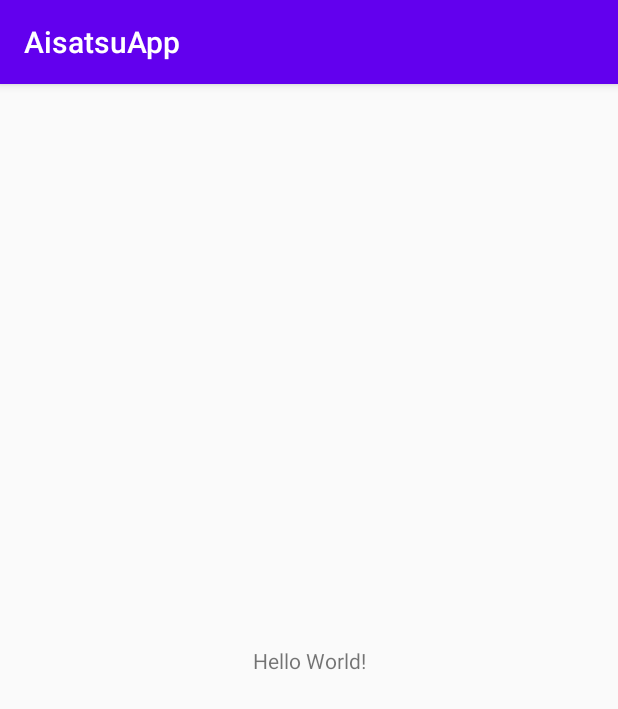
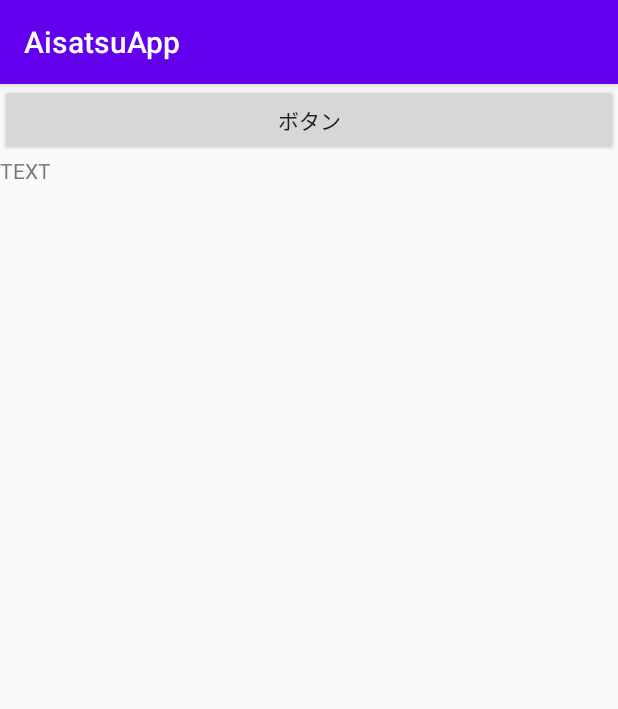
Before and after one commit to shinichihatano/AisatsuApp, an Android app: the screen it shows after launch (MainActivity), on a phone screen of 412 x 824 dp. Shown: the top 709 px of the screen. Run offline under Robolectric (Android 15) with nearby library versions, the phone set to English and light mode, and no system bars.

Commit message:
再アップロード

```diff
--- a/app/src/main/res/layout/activity_main.xml
+++ b/app/src/main/res/layout/activity_main.xml
@@ -1,18 +1,20 @@
 <?xml version="1.0" encoding="utf-8"?>
-<androidx.constraintlayout.widget.ConstraintLayout xmlns:android="http://schemas.android.com/apk/res/android"
-    xmlns:app="http://schemas.android.com/apk/res-auto"
-    xmlns:tools="http://schemas.android.com/tools"
+<LinearLayout
+    xmlns:android="http://schemas.android.com/apk/res/android"
     android:layout_width="match_parent"
     android:layout_height="match_parent"
-    tools:context=".MainActivity">
+    android:orientation="vertical">
+
+    <Button
+        android:layout_width="match_parent"
+        android:layout_height="wrap_content"
+        android:text="ボタン"
+        android:id="@+id/button1"/>
 
     <TextView
-        android:layout_width="wrap_content"
+        android:layout_width="match_parent"
         android:layout_height="wrap_content"
-        android:text="Hello World!"
-        app:layout_constraintBottom_toBottomOf="parent"
-        app:layout_constraintLeft_toLeftOf="parent"
-        app:layout_constraintRight_toRightOf="parent"
-        app:layout_constraintTop_toTopOf="parent" />
+        android:text="TEXT"
+        android:id="@+id/textview1"/>
 
-</androidx.constraintlayout.widget.ConstraintLayout>
+</LinearLayout>
```
